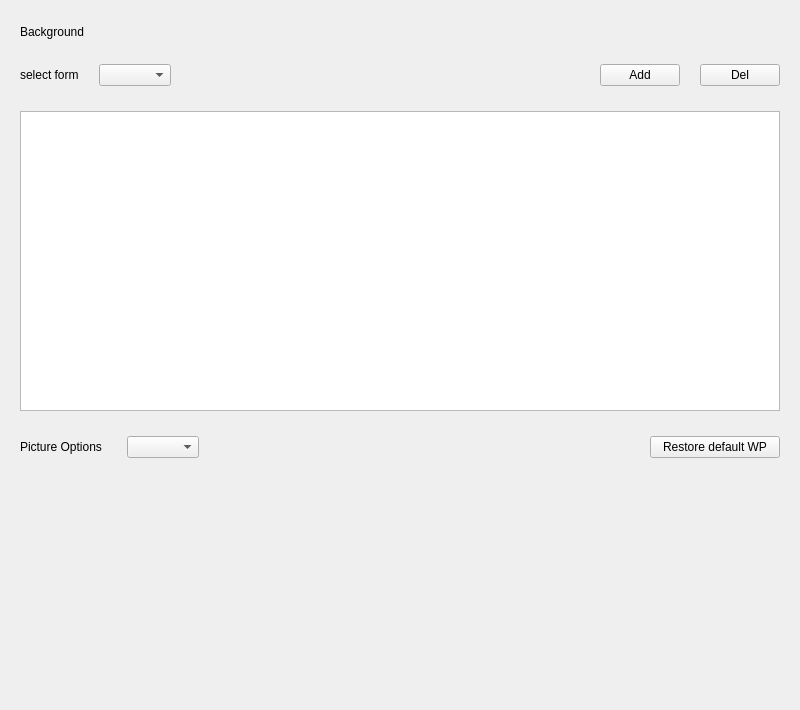
Qt form plugins/personalized/wallpaper/wallpaper.ui (ukui/ukui-control-center) before a commit.
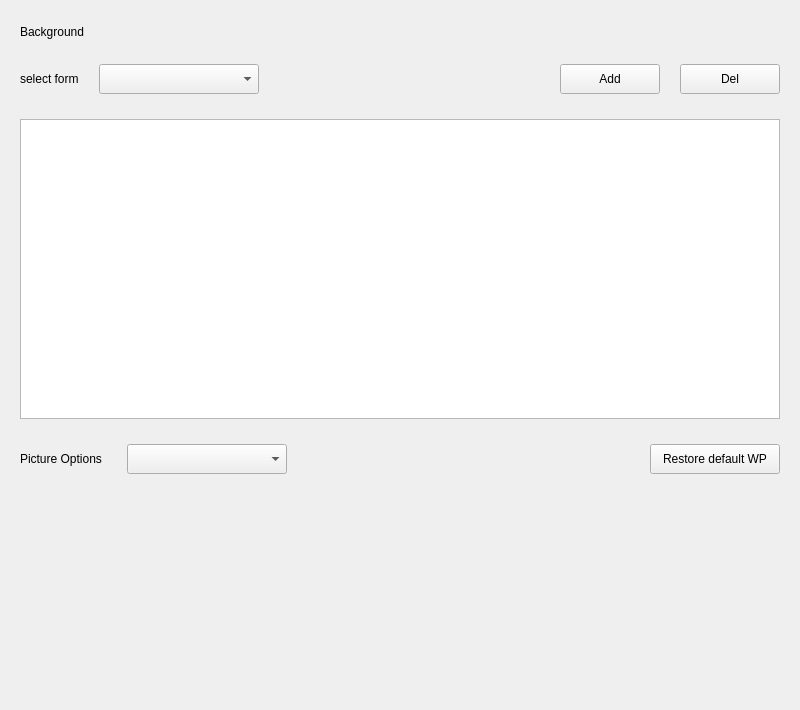
The same form after that commit.

Patch:
```diff
--- a/plugins/personalized/wallpaper/wallpaper.ui
+++ b/plugins/personalized/wallpaper/wallpaper.ui
@@ -101,7 +101,20 @@
           </widget>
          </item>
          <item>
-          <widget class="QComboBox" name="formComboBox"/>
+          <widget class="QComboBox" name="formComboBox">
+           <property name="minimumSize">
+            <size>
+             <width>160</width>
+             <height>30</height>
+            </size>
+           </property>
+           <property name="maximumSize">
+            <size>
+             <width>160</width>
+             <height>30</height>
+            </size>
+           </property>
+          </widget>
          </item>
          <item>
           <spacer name="horizontalSpacer">
@@ -118,6 +131,12 @@
          </item>
          <item>
           <widget class="QPushButton" name="addPushBtn">
+           <property name="minimumSize">
+            <size>
+             <width>100</width>
+             <height>30</height>
+            </size>
+           </property>
            <property name="text">
             <string>Add</string>
            </property>
@@ -125,6 +144,12 @@
          </item>
          <item>
           <widget class="QPushButton" name="delPushBtn">
+           <property name="minimumSize">
+            <size>
+             <width>100</width>
+             <height>30</height>
+            </size>
+           </property>
            <property name="text">
             <string>Del</string>
            </property>
@@ -194,7 +219,20 @@
                 </widget>
                </item>
                <item>
-                <widget class="QComboBox" name="wpoptionsComboBox"/>
+                <widget class="QComboBox" name="wpoptionsComboBox">
+                 <property name="minimumSize">
+                  <size>
+                   <width>160</width>
+                   <height>30</height>
+                  </size>
+                 </property>
+                 <property name="maximumSize">
+                  <size>
+                   <width>160</width>
+                   <height>30</height>
+                  </size>
+                 </property>
+                </widget>
                </item>
                <item>
                 <spacer name="horizontalSpacer_3">
@@ -214,13 +252,13 @@
                  <property name="minimumSize">
                   <size>
                    <width>130</width>
-                   <height>0</height>
+                   <height>30</height>
                   </size>
                  </property>
                  <property name="maximumSize">
                   <size>
                    <width>130</width>
-                   <height>16777215</height>
+                   <height>30</height>
                   </size>
                  </property>
                  <property name="text">
```
